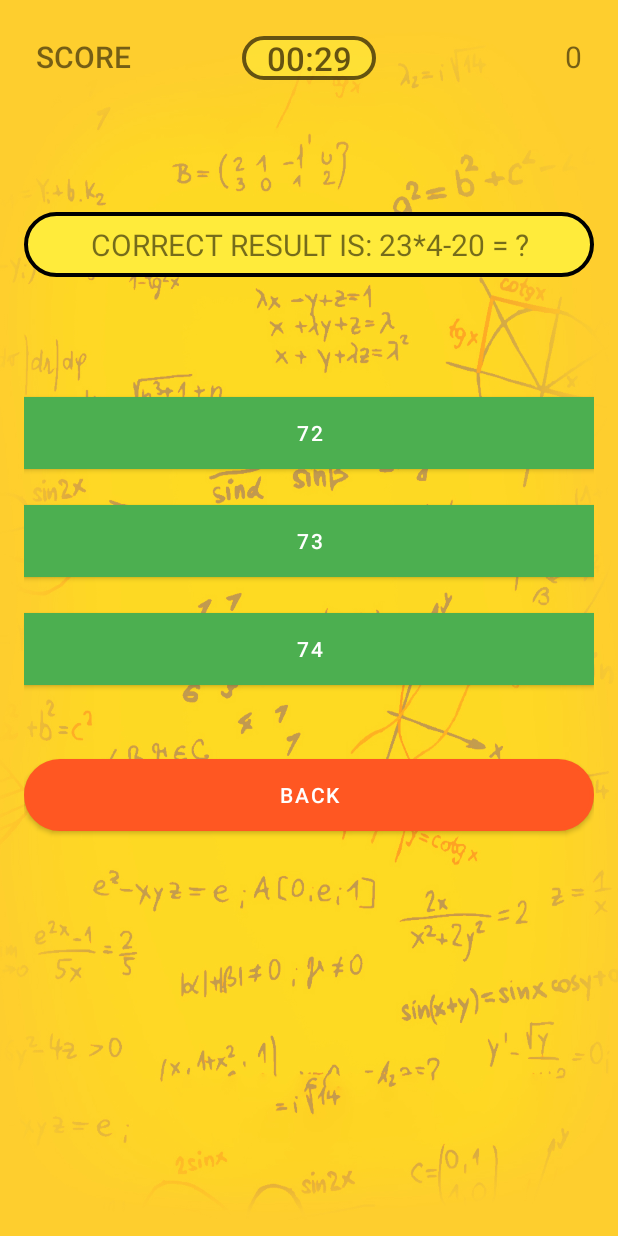
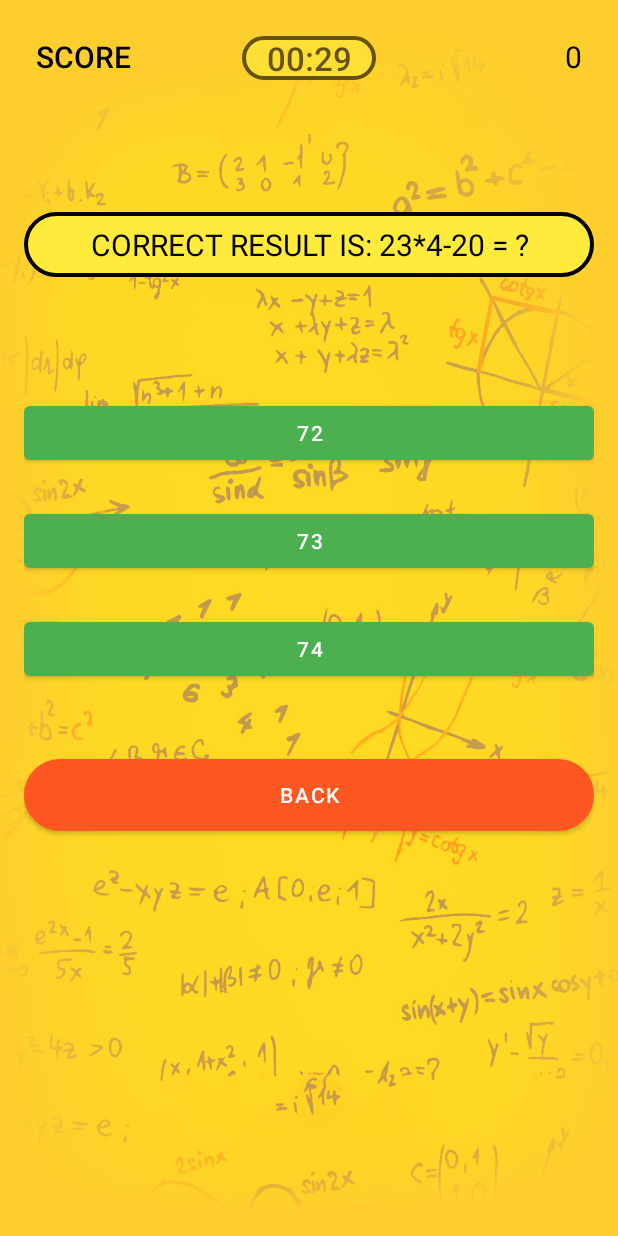
Before and after one commit to necat1/vts-learn-math, an Android app: the ExpertActivity screen opened directly, with no data from a screen before it, on a phone screen of 412 x 824 dp. Run offline under Robolectric (Android 15) with nearby library versions, the phone set to English and light mode, and no system bars; Roboto replaces fonts that are not available here.

Commit message:
final valdaaaaaa

```diff
--- a/app/src/main/res/layout/activity_expert.xml
+++ b/app/src/main/res/layout/activity_expert.xml
@@ -23,6 +23,7 @@
             android:layout_height="wrap_content"
             android:layout_alignParentLeft="true"
             android:fontFamily="sans-serif-medium"
+            android:textColor="@color/black"
             android:text="SCORE"
             android:textSize="20sp" />
         <TextView
@@ -40,6 +41,7 @@
         <TextView
             android:layout_width="wrap_content"
             android:layout_height="wrap_content"
+            android:textColor="@color/black"
             android:id="@+id/score"
             android:layout_alignParentRight="true"
             android:text="0"
@@ -53,6 +55,7 @@
         android:layout_marginBottom="80dp"
         android:background="@drawable/radius"
         android:padding="8dp"
+        android:textColor="@color/black"
         android:text="Correct result is?"
         android:textAlignment="center"
         android:textSize="20sp" />
@@ -64,7 +67,6 @@
         android:layout_width="match_parent"
         android:layout_height="wrap_content"
         android:layout_marginBottom="24dp"
-        android:background="#FFC107"
         android:padding="8dp"
         android:text="bird"
         android:textColor="#FFF"
@@ -75,7 +77,6 @@
         android:layout_width="match_parent"
         android:layout_height="wrap_content"
         android:layout_marginBottom="24dp"
-        android:background="#0091EA"
         android:padding="8dp"
         android:text="door"
         android:textColor="#FFF"
@@ -86,7 +87,6 @@
         android:layout_width="match_parent"
         android:layout_height="wrap_content"
         android:layout_marginBottom="24dp"
-        android:background="#0091EA"
         android:padding="8dp"
         android:text="rock"
         android:textColor="#FFF"
--- a/app/src/main/res/layout/activity_medium.xml
+++ b/app/src/main/res/layout/activity_medium.xml
@@ -19,6 +19,7 @@
 
         <TextView
             android:id="@+id/score_text"
+            android:textColor="@color/black"
             android:layout_width="wrap_content"
             android:layout_height="wrap_content"
             android:layout_alignParentLeft="true"
@@ -41,6 +42,7 @@
             android:layout_width="wrap_content"
             android:layout_height="wrap_content"
             android:id="@+id/score"
+            android:textColor="@color/black"
             android:layout_alignParentRight="true"
             android:text="0"
             android:textSize="20sp"/>
@@ -52,6 +54,7 @@
         android:layout_height="wrap_content"
         android:layout_marginBottom="80dp"
         android:background="@drawable/radius"
+        android:textColor="@color/black"
         android:padding="8dp"
         android:text="Correct result is?"
         android:textAlignment="center"
@@ -63,7 +66,6 @@
         android:layout_width="match_parent"
         android:layout_height="wrap_content"
         android:layout_marginBottom="24dp"
-        android:background="#FFC107"
         android:padding="8dp"
         android:text="bird"
         android:textColor="#FFF"
@@ -74,7 +76,6 @@
         android:layout_width="match_parent"
         android:layout_height="wrap_content"
         android:layout_marginBottom="24dp"
-        android:background="#0091EA"
         android:padding="8dp"
         android:text="door"
         android:textColor="#FFF"
@@ -85,7 +86,6 @@
         android:layout_width="match_parent"
         android:layout_height="wrap_content"
         android:layout_marginBottom="24dp"
-        android:background="#0091EA"
         android:padding="8dp"
         android:text="rock"
         android:textColor="#FFF"
```
